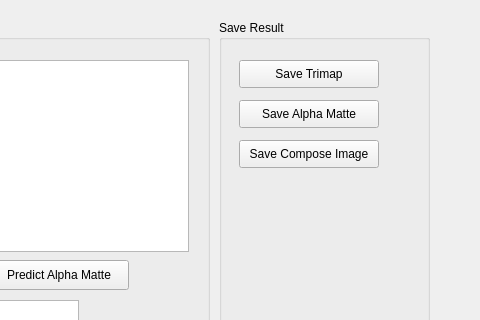
Qt form untitled.ui (hsuanyu414/NYCU_IMVFX_FinalProj) before a commit; both pictures show x 631 to 1111 and y 0 to 320 of the 1111 by 720 pixel window.
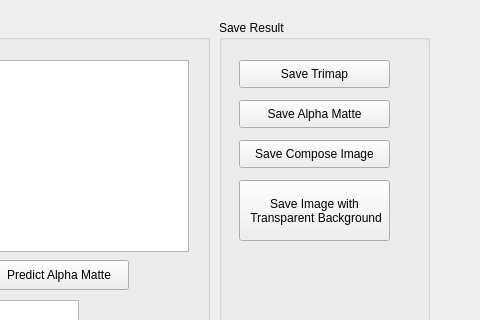
The same form after that commit.

The edit to the form file:
```diff
--- a/untitled.ui
+++ b/untitled.ui
@@ -199,7 +199,7 @@
      <rect>
       <x>20</x>
       <y>40</y>
-      <width>140</width>
+      <width>151</width>
       <height>28</height>
      </rect>
     </property>
@@ -215,7 +215,7 @@
      <rect>
       <x>20</x>
       <y>80</y>
-      <width>140</width>
+      <width>151</width>
       <height>28</height>
      </rect>
     </property>
@@ -231,7 +231,7 @@
      <rect>
       <x>20</x>
       <y>120</y>
-      <width>140</width>
+      <width>151</width>
       <height>28</height>
      </rect>
     </property>
@@ -242,6 +242,23 @@
      <string>Save Compose Image</string>
     </property>
    </widget>
+   <widget class="QPushButton" name="save_com_pure">
+    <property name="geometry">
+     <rect>
+      <x>20</x>
+      <y>160</y>
+      <width>151</width>
+      <height>61</height>
+     </rect>
+    </property>
+    <property name="mouseTracking">
+     <bool>false</bool>
+    </property>
+    <property name="text">
+     <string>Save Image with
+ Transparent Background</string>
+    </property>
+   </widget>
   </widget>
  </widget>
  <resources/>
```
